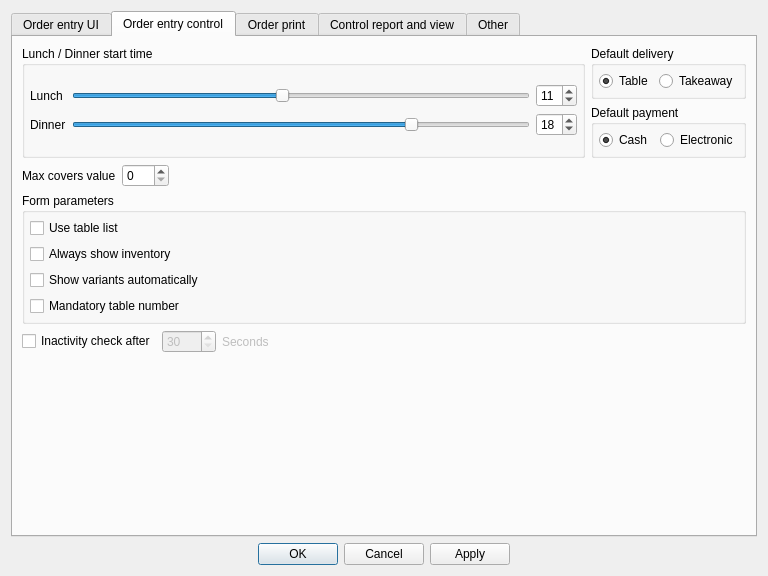
Qt form App/Ui/SettingsDialog.ui (paolodestefani/pySagra3) before a commit.
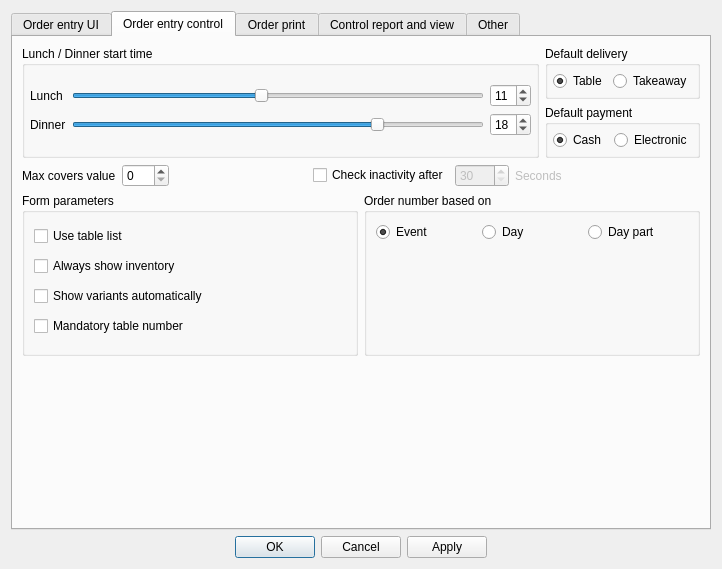
The same form after that commit. The open tabs and pages were chosen to show the change. Custom widgets are drawn as their Qt base class.

Commit message: Order entry adjustments

What changed in the file:
```diff
--- a/App/Ui/SettingsDialog.ui
+++ b/App/Ui/SettingsDialog.ui
@@ -9,8 +9,8 @@
    <rect>
     <x>0</x>
     <y>0</y>
-    <width>768</width>
-    <height>576</height>
+    <width>722</width>
+    <height>569</height>
    </rect>
   </property>
   <property name="sizePolicy">
@@ -599,7 +599,7 @@
         <attribute name="title">
          <string>Order entry control</string>
         </attribute>
-        <layout class="QVBoxLayout" name="verticalLayout_9">
+        <layout class="QVBoxLayout" name="verticalLayout_22">
          <item>
           <layout class="QHBoxLayout" name="horizontalLayout_5">
            <item>
@@ -784,7 +784,7 @@
           </layout>
          </item>
          <item>
-          <layout class="QHBoxLayout" name="horizontalLayout_13">
+          <layout class="QHBoxLayout" name="horizontalLayout">
            <item>
             <widget class="QLabel" name="label_20">
              <property name="text">
@@ -824,26 +824,59 @@
              </property>
             </spacer>
            </item>
+           <item>
+            <widget class="QCheckBox" name="checkBoxInactivity">
+             <property name="text">
+              <string>Check inactivity after</string>
+             </property>
+            </widget>
+           </item>
+           <item>
+            <widget class="QSpinBox" name="spinBoxInactivityTime">
+             <property name="enabled">
+              <bool>false</bool>
+             </property>
+             <property name="minimum">
+              <number>30</number>
+             </property>
+             <property name="maximum">
+              <number>1200</number>
+             </property>
+            </widget>
+           </item>
+           <item>
+            <widget class="QLabel" name="labelInactivity">
+             <property name="enabled">
+              <bool>false</bool>
+             </property>
+             <property name="text">
+              <string>Seconds</string>
+             </property>
+            </widget>
+           </item>
+           <item>
+            <spacer name="horizontalSpacer_6">
+             <property name="orientation">
+              <enum>Qt::Orientation::Horizontal</enum>
+             </property>
+             <property name="sizeHint" stdset="0">
+              <size>
+               <width>40</width>
+               <height>20</height>
+              </size>
+             </property>
+            </spacer>
+           </item>
           </layout>
          </item>
+         <item>
+          <layout class="QHBoxLayout" name="horizontalLayout_9">
          <item>
           <widget class="QGroupBox" name="groupBox_5">
            <property name="title">
             <string>Form parameters</string>
            </property>
            <layout class="QVBoxLayout" name="verticalLayout_8">
-            <property name="leftMargin">
-             <number>5</number>
-            </property>
-            <property name="topMargin">
-             <number>5</number>
-            </property>
-            <property name="rightMargin">
-             <number>5</number>
-            </property>
-            <property name="bottomMargin">
-             <number>5</number>
-            </property>
             <item>
              <widget class="QCheckBox" name="checkBoxUseTableList">
               <property name="text">
@@ -876,49 +909,54 @@
           </widget>
          </item>
          <item>
-          <layout class="QHBoxLayout" name="horizontalLayout">
+            <widget class="QGroupBox" name="groupBox">
+             <property name="title">
+              <string>Order number based on</string>
+             </property>
+             <layout class="QVBoxLayout" name="verticalLayout_9">
            <item>
-            <widget class="QCheckBox" name="checkBoxInactivity">
+               <layout class="QHBoxLayout" name="horizontalLayout_6">
+                <item>
+                 <widget class="QRadioButton" name="radioButtonEventBased">
              <property name="text">
-              <string>Inactivity check after</string>
-             </property>
+                   <string>Event</string>
+                  </property>
+                  <property name="checked">
+                   <bool>true</bool>
+                  </property>
             </widget>
            </item>
            <item>
-            <widget class="QSpinBox" name="spinBoxInactivityTime">
-             <property name="enabled">
-              <bool>false</bool>
-             </property>
-             <property name="minimum">
-              <number>30</number>
-             </property>
-             <property name="maximum">
-              <number>1200</number>
-             </property>
+                 <widget class="QRadioButton" name="radioButtonDayBased">
+                  <property name="text">
+                   <string>Day</string>
+                  </property>
             </widget>
            </item>
            <item>
-            <widget class="QLabel" name="labelInactivity">
-             <property name="enabled">
-              <bool>false</bool>
-             </property>
+                 <widget class="QRadioButton" name="radioButtonDayPartBased">
              <property name="text">
-              <string>Seconds</string>
+                   <string>Day part</string>
              </property>
             </widget>
            </item>
+               </layout>
+              </item>
            <item>
-            <spacer name="horizontalSpacer_6">
+               <spacer name="verticalSpacer_6">
              <property name="orientation">
-              <enum>Qt::Orientation::Horizontal</enum>
+                 <enum>Qt::Orientation::Vertical</enum>
              </property>
              <property name="sizeHint" stdset="0">
               <size>
-               <width>40</width>
-               <height>20</height>
+                  <width>20</width>
+                  <height>40</height>
               </size>
              </property>
             </spacer>
+              </item>
+             </layout>
+            </widget>
            </item>
           </layout>
          </item>
```
Lines whose indentation alone changed are shown as unchanged. The commit also changes 138 other files.
